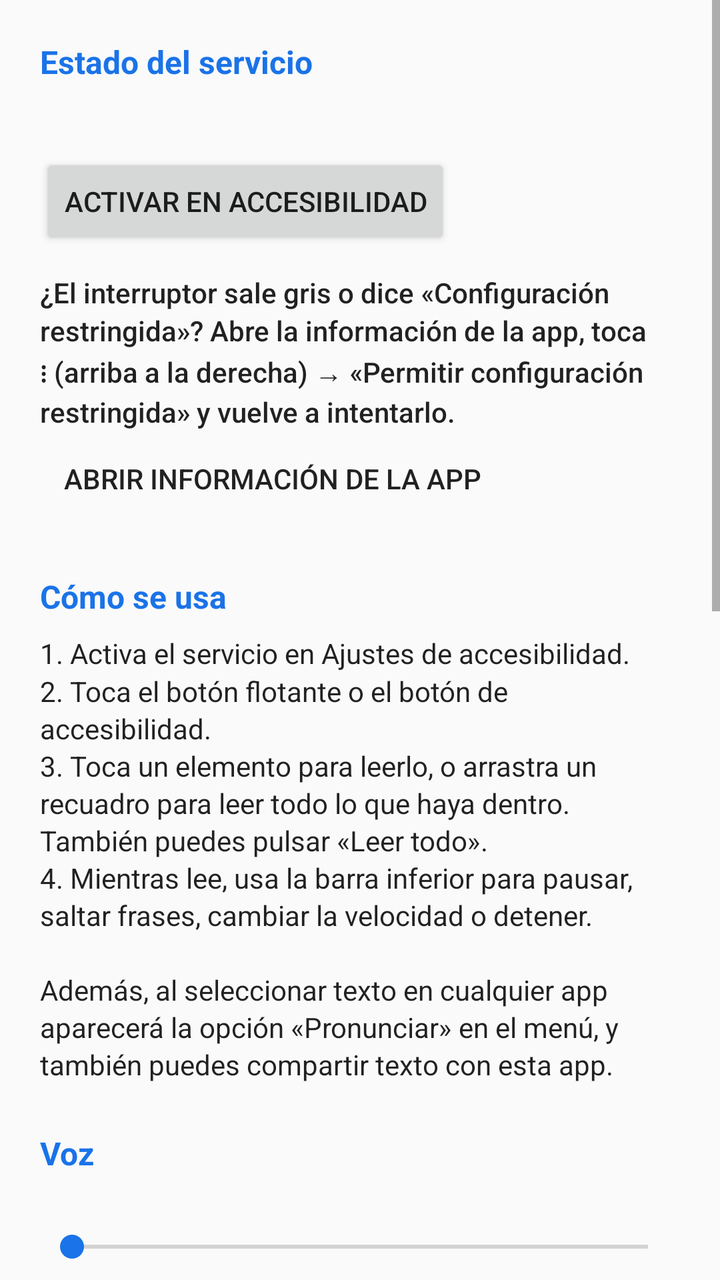
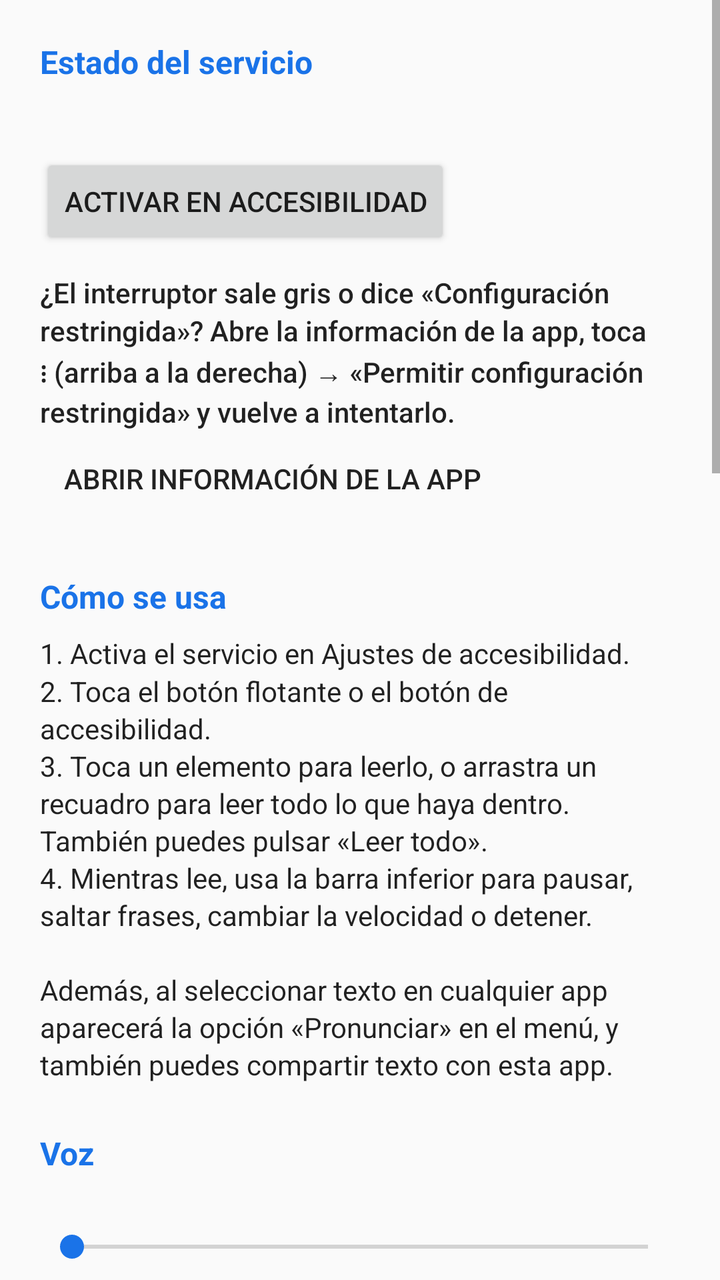

An Android layout rendered at two revisions. The XML below is the earlier revision; the diff shows what the commit changed to produce the second picture.
<!-- AndroidManifest.xml: application theme AppTheme -->
<!-- res/layout/activity_main.xml -->
<?xml version="1.0" encoding="utf-8"?>
<ScrollView xmlns:android="http://schemas.android.com/apk/res/android"
    android:layout_width="match_parent"
    android:layout_height="match_parent"
    android:fitsSystemWindows="true">

    <LinearLayout
        android:layout_width="match_parent"
        android:layout_height="wrap_content"
        android:orientation="vertical"
        android:padding="@dimen/screen_padding">

        <TextView
            style="@style/SectionTitle"
            android:layout_marginTop="0dp"
            android:text="@string/status_title" />

        <TextView
            android:id="@+id/status_text"
            android:layout_width="match_parent"
            android:layout_height="wrap_content"
            android:textAppearance="@android:style/TextAppearance.Material.Body1" />

        <Button
            android:id="@+id/open_settings"
            android:layout_width="wrap_content"
            android:layout_height="wrap_content"
            android:layout_marginTop="8dp"
            android:text="@string/open_accessibility_settings" />

        <TextView
            android:id="@+id/restricted_help"
            android:layout_width="match_parent"
            android:layout_height="wrap_content"
            android:layout_marginTop="12dp"
            android:lineSpacingMultiplier="1.15"
            android:text="@string/restricted_help"
            android:textAppearance="@android:style/TextAppearance.Material.Body2" />

        <Button
            android:id="@+id/allow_restricted"
            style="?android:attr/borderlessButtonStyle"
            android:layout_width="wrap_content"
            android:layout_height="wrap_content"
            android:text="@string/allow_restricted" />

        <TextView
            style="@style/SectionTitle"
            android:text="@string/how_to_title" />

        <TextView
            android:layout_width="match_parent"
            android:layout_height="wrap_content"
            android:lineSpacingMultiplier="1.15"
            android:text="@string/how_to_body"
            android:textAppearance="@android:style/TextAppearance.Material.Body1" />

        <TextView
            style="@style/SectionTitle"
            android:text="@string/voice_title" />

        <TextView
            android:id="@+id/rate_label"
            android:layout_width="match_parent"
            android:layout_height="wrap_content"
            android:textAppearance="@android:style/TextAppearance.Material.Body1" />

        <SeekBar
            android:id="@+id/rate_seek"
            android:layout_width="match_parent"
            android:layout_height="wrap_content"
            android:layout_marginBottom="12dp"
            android:max="55" />

        <TextView
            android:id="@+id/pitch_label"
            android:layout_width="match_parent"
            android:layout_height="wrap_content"
            android:textAppearance="@android:style/TextAppearance.Material.Body1" />

        <SeekBar
            android:id="@+id/pitch_seek"
            android:layout_width="match_parent"
            android:layout_height="wrap_content"
            android:layout_marginBottom="12dp"
            android:max="30" />

        <Switch
            android:id="@+id/highlight_switch"
            android:layout_width="match_parent"
            android:layout_height="wrap_content"
            android:minHeight="48dp"
            android:text="@string/highlight_text"
            android:textAppearance="@android:style/TextAppearance.Material.Body1" />

        <Switch
            android:id="@+id/floating_switch"
            android:layout_width="match_parent"
            android:layout_height="wrap_content"
            android:minHeight="48dp"
            android:text="@string/show_floating_button"
            android:textAppearance="@android:style/TextAppearance.Material.Body1" />

        <Button
            android:id="@+id/tts_settings"
            style="?android:attr/borderlessButtonStyle"
            android:layout_width="wrap_content"
            android:layout_height="wrap_content"
            android:text="@string/tts_settings" />

        <TextView
            style="@style/SectionTitle"
            android:text="@string/tile_title" />

        <TextView
            android:layout_width="match_parent"
            android:layout_height="wrap_content"
            android:lineSpacingMultiplier="1.15"
            android:text="@string/tile_help"
            android:textAppearance="@android:style/TextAppearance.Material.Body1" />

        <TextView
            android:layout_width="match_parent"
            android:layout_height="wrap_content"
            android:layout_marginTop="12dp"
            android:text="@string/tile_action_prompt"
            android:textAppearance="@android:style/TextAppearance.Material.Body1" />

        <RadioGroup
            android:id="@+id/tile_action_group"
            android:layout_width="match_parent"
            android:layout_height="wrap_content">

            <RadioButton
                android:id="@+id/tile_action_select"
                android:layout_width="match_parent"
                android:layout_height="wrap_content"
                android:minHeight="48dp"
                android:text="@string/tile_action_select" />

            <RadioButton
                android:id="@+id/tile_action_read_all"
                android:layout_width="match_parent"
                android:layout_height="wrap_content"
                android:minHeight="48dp"
                android:text="@string/tile_action_read_all" />
        </RadioGroup>

        <Button
            android:id="@+id/tile_add"
            android:layout_width="wrap_content"
            android:layout_height="wrap_content"
            android:layout_marginTop="4dp"
            android:text="@string/tile_add" />

        <TextView
            style="@style/SectionTitle"
            android:text="@string/test_title" />

        <EditText
            android:id="@+id/test_text"
            android:layout_width="match_parent"
            android:layout_height="wrap_content"
            android:hint="@string/test_hint"
            android:importantForAutofill="no"
            android:inputType="textMultiLine|textCapSentences"
            android:minLines="2"
            android:text="@string/test_default" />

        <LinearLayout
            android:layout_width="match_parent"
            android:layout_height="wrap_content"
            android:layout_marginTop="8dp"
            android:orientation="horizontal">

            <Button
                android:id="@+id/test_speak"
                android:layout_width="wrap_content"
                android:layout_height="wrap_content"
                android:text="@string/speak" />

            <Button
                android:id="@+id/test_stop"
                style="?android:attr/borderlessButtonStyle"
                android:layout_width="wrap_content"
                android:layout_height="wrap_content"
                android:layout_marginStart="8dp"
                android:text="@string/stop" />
        </LinearLayout>
    </LinearLayout>
</ScrollView>
<!-- resources referenced by this layout -->
<resources>
  <dimen name="screen_padding">20dp</dimen>
  <string name="allow_restricted">Abrir información de la app</string>
  <string name="highlight_text">Resaltar el texto que se está leyendo</string>
  <string name="how_to_body">1. Activa el servicio en Ajustes de accesibilidad.\n2. Toca el botón flotante o el botón de accesibilidad.\n3. Toca un elemento para leerlo, o arrastra un recuadro para leer todo lo que haya dentro. También puedes pulsar «Leer todo».\n4. Mientras lee, usa la barra inferior para pausar, saltar frases, cambiar la velocidad o detener.\n\nAdemás, al seleccionar texto en cualquier app aparecerá la opción «Pronunciar» en el menú, y también puedes compartir texto con esta app.</string>
  <string name="how_to_title">Cómo se usa</string>
  <string name="open_accessibility_settings">Activar en Accesibilidad</string>
  <string name="restricted_help">¿El interruptor sale gris o dice «Configuración restringida»? Abre la información de la app, toca ⋮ (arriba a la derecha) → «Permitir configuración restringida» y vuelve a intentarlo.</string>
  <string name="show_floating_button">Mostrar botón flotante</string>
  <string name="speak">Pronunciar</string>
  <string name="status_title">Estado del servicio</string>
  <string name="stop">Detener</string>
  <string name="test_default">Hola. Esta es una prueba de Seleccionar para pronunciar.</string>
  <string name="test_hint">Escribe algo para escucharlo…</string>
  <string name="test_title">Probar</string>
  <string name="tile_action_prompt">Al tocar el icono:</string>
  <string name="tile_action_read_all">Leer toda la pantalla</string>
  <string name="tile_action_select">Seleccionar texto</string>
  <string name="tile_add">Añadir icono al panel</string>
  <string name="tile_help">Añade el icono «Pronunciar» al panel de Ajustes rápidos (en Xiaomi: Centro de control → Editar). Si ya está leyendo, tocarlo detiene la lectura. Mantenerlo pulsado abre esta pantalla.</string>
  <string name="tile_title">Icono de Ajustes rápidos</string>
  <string name="tts_settings">Ajustes de texto a voz del sistema</string>
  <string name="voice_title">Voz</string>
  <style name="SectionTitle">
          <item name="android:layout_width">match_parent</item>
          <item name="android:layout_height">wrap_content</item>
          <item name="android:layout_marginTop">@dimen/section_gap</item>
          <item name="android:layout_marginBottom">8dp</item>
          <item name="android:textAppearance">@android:style/TextAppearance.Material.Subhead</item>
          <item name="android:textColor">?android:attr/colorAccent</item>
          <item name="android:textStyle">bold</item>
      </style>
  <style name="AppTheme" parent="@android:style/Theme.Material.Light.DarkActionBar">
          <item name="android:colorPrimary">@color/primary</item>
          <item name="android:colorPrimaryDark">@color/primary_dark</item>
          <item name="android:colorAccent">@color/primary</item>
      </style>
  <dimen name="section_gap">24dp</dimen>
  <color name="primary">#1A73E8</color>
  <color name="primary_dark">#174EA6</color>
</resources>

<!-- the commit's change to res/layout/activity_main.xml (unified diff, before → after) -->
@@ -101,12 +101,58 @@
             android:text="@string/show_floating_button"
             android:textAppearance="@android:style/TextAppearance.Material.Body1" />
 
+        <TextView
+            android:layout_width="match_parent"
+            android:layout_height="wrap_content"
+            android:layout_marginBottom="8dp"
+            android:text="@string/floating_button_help"
+            android:textAppearance="@android:style/TextAppearance.Material.Body2" />
+
         <Button
             android:id="@+id/tts_settings"
             style="?android:attr/borderlessButtonStyle"
             android:layout_width="wrap_content"
             android:layout_height="wrap_content"
             android:text="@string/tts_settings" />
+
+        <TextView
+            style="@style/SectionTitle"
+            android:text="@string/ocr_title" />
+
+        <TextView
+            android:layout_width="match_parent"
+            android:layout_height="wrap_content"
+            android:lineSpacingMultiplier="1.15"
+            android:text="@string/ocr_help"
+            android:textAppearance="@android:style/TextAppearance.Material.Body1" />
+
+        <RadioGroup
+            android:id="@+id/ocr_group"
+            android:layout_width="match_parent"
+            android:layout_height="wrap_content"
+            android:layout_marginTop="4dp">
+
+            <RadioButton
+                android:id="@+id/ocr_auto"
+                android:layout_width="match_parent"
+                android:layout_height="wrap_content"
+                android:minHeight="48dp"
+                android:text="@string/ocr_auto" />
+
+            <RadioButton
+                android:id="@+id/ocr_always"
+                android:layout_width="match_parent"
+                android:layout_height="wrap_content"
+                android:minHeight="48dp"
+                android:text="@string/ocr_always" />
+
+            <RadioButton
+                android:id="@+id/ocr_never"
+                android:layout_width="match_parent"
+                android:layout_height="wrap_content"
+                android:minHeight="48dp"
+                android:text="@string/ocr_never" />
+        </RadioGroup>
 
         <TextView
             style="@style/SectionTitle"
<!-- resource entries referenced after the edit -->
@@ -2,12 +2,18 @@
 <resources>
   <dimen name="screen_padding">20dp</dimen>
   <string name="allow_restricted">Abrir información de la app</string>
+  <string name="floating_button_help">Si activaste el botón de accesibilidad del sistema para esta app, el botón de la app se oculta para no ver dos. Para usar el de la app, quita el acceso directo en Accesibilidad → Seleccionar para pronunciar.</string>
   <string name="highlight_text">Resaltar el texto que se está leyendo</string>
   <string name="how_to_body">1. Activa el servicio en Ajustes de accesibilidad.\n2. Toca el botón flotante o el botón de accesibilidad.\n3. Toca un elemento para leerlo, o arrastra un recuadro para leer todo lo que haya dentro. También puedes pulsar «Leer todo».\n4. Mientras lee, usa la barra inferior para pausar, saltar frases, cambiar la velocidad o detener.\n\nAdemás, al seleccionar texto en cualquier app aparecerá la opción «Pronunciar» en el menú, y también puedes compartir texto con esta app.</string>
   <string name="how_to_title">Cómo se usa</string>
+  <string name="ocr_always">Siempre reconocer desde la imagen</string>
+  <string name="ocr_auto">Automático: solo donde no hay texto accesible</string>
+  <string name="ocr_help">Algunas apps (visores de PDF, fotos, juegos) muestran el texto como imagen. En ese caso se hace una captura y se reconoce el texto en el teléfono, sin internet. Requiere Android 11 o superior.</string>
+  <string name="ocr_never">Nunca</string>
+  <string name="ocr_title">Texto en imágenes y PDF</string>
   <string name="open_accessibility_settings">Activar en Accesibilidad</string>
   <string name="restricted_help">¿El interruptor sale gris o dice «Configuración restringida»? Abre la información de la app, toca ⋮ (arriba a la derecha) → «Permitir configuración restringida» y vuelve a intentarlo.</string>
-  <string name="show_floating_button">Mostrar botón flotante</string>
+  <string name="show_floating_button">Mostrar el botón flotante de la app</string>
   <string name="speak">Pronunciar</string>
   <string name="status_title">Estado del servicio</string>
   <string name="stop">Detener</string>
